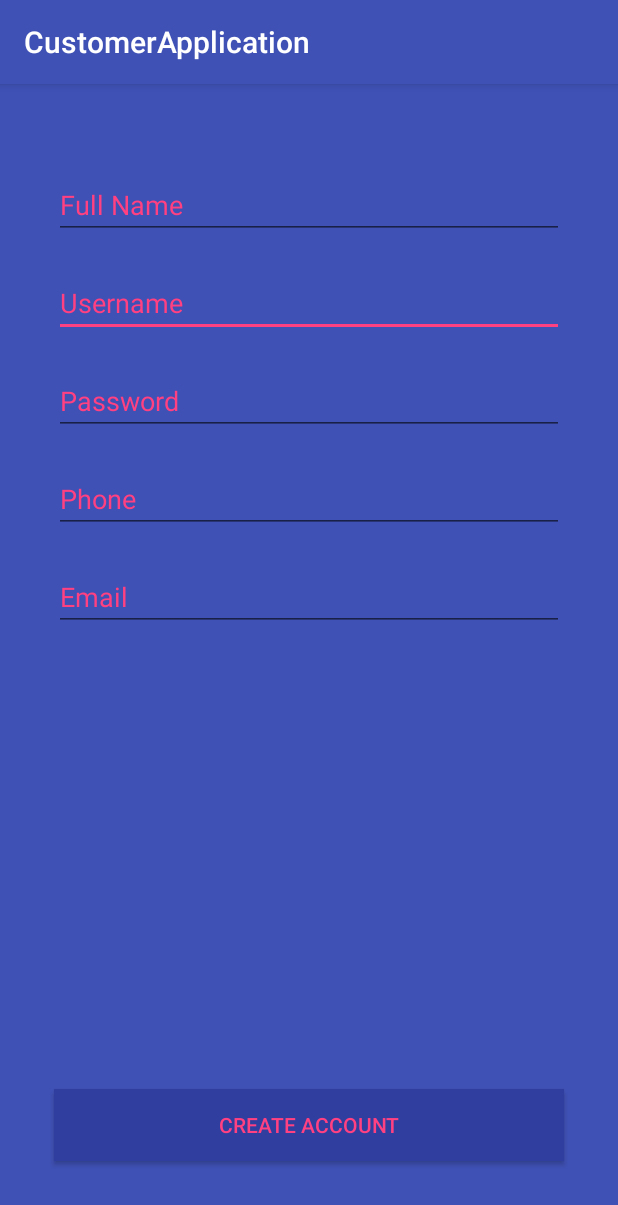
After one commit to Mannik01/CustomerApplication, an Android app: the RegistrationActivity screen opened directly, with no data from a screen before it, on a phone screen of 412 x 824 dp. The commit adds this screen. Shown: the top 1205 px of the screen. Run offline under Robolectric (Android 15) with nearby library versions, the phone set to English and light mode, and no system bars.

Commit message:
added files for user-registration

```diff
--- a/app/build.gradle
+++ b/app/build.gradle
@@ -26,4 +26,5 @@ dependencies {
     })
     compile 'com.android.support:appcompat-v7:25.1.0'
     testCompile 'junit:junit:4.12'
+    compile 'com.android.support.constraint:constraint-layout:1.0.0-beta4'
 }
--- a/app/src/main/java/com/example/mandipsilwal/customerapplication/MainActivity.java
+++ b/app/src/main/java/com/example/mandipsilwal/customerapplication/MainActivity.java
@@ -1,7 +1,10 @@
 package com.example.mandipsilwal.customerapplication;
 
+import android.content.Intent;
 import android.support.v7.app.AppCompatActivity;
 import android.os.Bundle;
+import android.view.View;
+import android.widget.Button;
 
 public class MainActivity extends AppCompatActivity {
 
@@ -9,5 +12,16 @@ public class MainActivity extends AppCompatActivity {
     protected void onCreate(Bundle savedInstanceState) {
         super.onCreate(savedInstanceState);
         setContentView(R.layout.activity_main);
+
+
+        Button button = (Button) findViewById(R.id.button);
+
+        button.setOnClickListener(new View.OnClickListener() {
+            @Override
+            public void onClick(View v) {
+                startActivity(new Intent(MainActivity.this, RegistrationActivity.class));
+            }
+        });
+
     }
 }
--- /dev/null
+++ b/app/src/main/java/com/example/mandipsilwal/customerapplication/RegistrationActivity.java
@@ -0,0 +1,13 @@
+package com.example.mandipsilwal.customerapplication;
+
+import android.support.v7.app.AppCompatActivity;
+import android.os.Bundle;
+
+public class RegistrationActivity extends AppCompatActivity {
+
+    @Override
+    protected void onCreate(Bundle savedInstanceState) {
+        super.onCreate(savedInstanceState);
+        setContentView(R.layout.activity_registration);
+    }
+}
--- /dev/null
+++ b/app/src/main/res/drawable/edit_text.xml
@@ -0,0 +1,18 @@
+<?xml version="1.0" encoding="utf-8"?>
+<shape xmlns:android="http://schemas.android.com/apk/res/android"
+    android:thickness="0dp"
+    android:shape="rectangle">
+    <stroke android:width="3dp"
+        android:color="#4799E8"/>
+    <corners android:radius="50dp" />
+
+    <gradient
+        android:angle="135"
+        android:centerX="0%"
+        android:centerColor="#17E0FF"
+        android:startColor="#E8E8E8"
+        android:endColor="#324A7A"
+        android:type="linear"
+        />
+
+</shape>
--- /dev/null
+++ b/app/src/main/res/layout-sw320dp/activity_registration.xml
@@ -0,0 +1,102 @@
+<?xml version="1.0" encoding="utf-8"?>
+<RelativeLayout xmlns:android="http://schemas.android.com/apk/res/android"
+    xmlns:tools="http://schemas.android.com/tools"
+    android:id="@+id/activity_registration"
+    android:layout_width="match_parent"
+    android:layout_height="match_parent"
+    android:paddingBottom="@dimen/activity_vertical_margin"
+    android:paddingLeft="@dimen/activity_horizontal_margin"
+    android:paddingRight="@dimen/activity_horizontal_margin"
+    android:paddingTop="@dimen/activity_vertical_margin"
+    android:background="@color/colorPrimary"
+    tools:context="com.example.mandipsilwal.customerapplication.RegistrationActivity">
+
+    <EditText
+        android:layout_width="wrap_content"
+        android:layout_height="wrap_content"
+        android:inputType="textPersonName"
+        android:ems="10"
+        android:hint="Username"
+        android:textColorHint="@color/colorAccent"
+        android:layout_below="@+id/editText3"
+        android:layout_alignLeft="@+id/editText3"
+        android:layout_alignStart="@+id/editText3"
+        android:layout_marginTop="20dp"
+        android:id="@+id/editText4"
+        android:layout_alignRight="@+id/editText3"
+        android:layout_alignEnd="@+id/editText3" />
+
+    <EditText
+        android:layout_width="wrap_content"
+        android:layout_height="wrap_content"
+        android:inputType="textPersonName"
+        android:hint="Password"
+        android:ems="10"
+        android:textColorHint="@color/colorAccent"
+        android:layout_marginTop="20dp"
+        android:id="@+id/editText5"
+        android:layout_below="@+id/editText4"
+        android:layout_alignLeft="@+id/editText4"
+        android:layout_alignStart="@+id/editText4"
+        android:layout_alignRight="@+id/editText4"
+        android:layout_alignEnd="@+id/editText4" />
+
+    <EditText
+        android:layout_width="wrap_content"
+        android:layout_height="wrap_content"
+        android:inputType="textPersonName"
+        android:hint="Phone"
+        android:ems="10"
+        android:textColorHint="@color/colorAccent"
+        android:layout_below="@+id/editText5"
+        android:layout_alignLeft="@+id/editText5"
+        android:layout_alignStart="@+id/editText5"
+        android:layout_marginTop="20dp"
+        android:id="@+id/editText6"
+        android:layout_alignRight="@+id/editText5"
+        android:layout_alignEnd="@+id/editText5" />
+
+    <EditText
+        android:layout_width="wrap_content"
+        android:layout_height="wrap_content"
+        android:inputType="textPersonName"
+        android:hint="Email"
+        android:ems="10"
+        android:layout_marginTop="20dp"
+        android:textColorHint="@color/colorAccent"
+        android:id="@+id/editText7"
+        android:layout_below="@+id/editText6"
+        android:layout_alignLeft="@+id/editText6"
+        android:layout_alignStart="@+id/editText6"
+        android:layout_alignRight="@+id/editText6"
+        android:layout_alignEnd="@+id/editText6" />
+
+    <Button
+        android:text="CREATE ACCOUNT"
+        android:layout_width="wrap_content"
+        android:layout_height="wrap_content"
+        android:background="@color/colorPrimaryDark"
+        android:textColor="@color/colorAccent"
+        android:id="@+id/create_account"
+        android:layout_marginBottom="34dp"
+        android:layout_alignParentBottom="true"
+        android:layout_alignLeft="@+id/editText7"
+        android:layout_alignStart="@+id/editText7"
+        android:layout_alignRight="@+id/editText7"
+        android:layout_alignEnd="@+id/editText7" />
+
+    <EditText
+        android:layout_width="match_parent"
+        android:layout_height="wrap_content"
+        android:inputType="textPersonName"
+        android:ems="10"
+        android:textColorHint="@color/colorAccent"
+        android:layout_marginTop="42dp"
+        android:layout_marginLeft="20dp"
+        android:layout_marginRight="20dp"
+        android:id="@+id/editText3"
+        android:hint="Full Name"
+        android:layout_alignParentTop="true"
+        android:layout_centerHorizontal="true" />
+
+</RelativeLayout>
--- /dev/null
+++ b/app/src/main/res/layout-sw480dp/activity_registration.xml
@@ -0,0 +1,102 @@
+<?xml version="1.0" encoding="utf-8"?>
+<RelativeLayout xmlns:android="http://schemas.android.com/apk/res/android"
+    xmlns:tools="http://schemas.android.com/tools"
+    android:id="@+id/activity_registration"
+    android:layout_width="match_parent"
+    android:layout_height="match_parent"
+    android:paddingBottom="@dimen/activity_vertical_margin"
+    android:paddingLeft="@dimen/activity_horizontal_margin"
+    android:paddingRight="@dimen/activity_horizontal_margin"
+    android:paddingTop="@dimen/activity_vertical_margin"
+    android:background="@color/colorPrimary"
+    tools:context="com.example.mandipsilwal.customerapplication.RegistrationActivity">
+
+    <EditText
+        android:layout_width="match_parent"
+        android:layout_height="wrap_content"
+        android:inputType="textPersonName"
+        android:ems="10"
+        android:hint="Username"
+        android:textColorHint="@color/colorAccent"
+        android:layout_below="@+id/editText3"
+        android:layout_alignLeft="@+id/editText3"
+        android:layout_alignStart="@+id/editText3"
+        android:layout_marginTop="40dp"
+        android:id="@+id/editText4"
+        android:layout_alignRight="@+id/editText3"
+        android:layout_alignEnd="@+id/editText3" />
+
+    <EditText
+        android:layout_width="match_parent"
+        android:layout_height="wrap_content"
+        android:inputType="textPersonName"
+        android:hint="Password"
+        android:ems="10"
+        android:layout_marginTop="40dp"
+        android:textColorHint="@color/colorAccent"
+        android:id="@+id/editText5"
+        android:layout_below="@+id/editText4"
+        android:layout_alignLeft="@+id/editText4"
+        android:layout_alignStart="@+id/editText4"
+        android:layout_alignRight="@+id/editText4"
+        android:layout_alignEnd="@+id/editText4" />
+
+    <EditText
+        android:layout_width="match_parent"
+        android:layout_height="wrap_content"
+        android:inputType="textPersonName"
+        android:hint="Phone"
+        android:ems="10"
+        android:textColorHint="@color/colorAccent"
+        android:layout_below="@+id/editText5"
+        android:layout_alignLeft="@+id/editText5"
+        android:layout_alignStart="@+id/editText5"
+        android:layout_marginTop="40dp"
+        android:id="@+id/editText6"
+        android:layout_alignRight="@+id/editText5"
+        android:layout_alignEnd="@+id/editText5" />
+
+    <EditText
+        android:layout_width="match_parent"
+        android:layout_height="wrap_content"
+        android:inputType="textPersonName"
+        android:hint="Email"
+        android:ems="10"
+        android:textColorHint="@color/colorAccent"
+        android:layout_marginTop="40dp"
+        android:id="@+id/editText7"
+        android:layout_below="@+id/editText6"
+        android:layout_alignLeft="@+id/editText6"
+        android:layout_alignStart="@+id/editText6"
+        android:layout_alignRight="@+id/editText6"
+        android:layout_alignEnd="@+id/editText6" />
+
+    <Button
+        android:text="CREATE ACCOUNT"
+        android:layout_width="match_parent"
+        android:layout_height="wrap_content"
+        android:background="@color/colorPrimaryDark"
+        android:textColor="@color/colorAccent"
+        android:id="@+id/create_account"
+        android:layout_marginBottom="97dp"
+        android:layout_alignParentBottom="true"
+        android:layout_alignLeft="@+id/editText7"
+        android:layout_alignStart="@+id/editText7"
+        android:layout_alignRight="@+id/editText7"
+        android:layout_alignEnd="@+id/editText7" />
+
+    <EditText
+        android:layout_width="match_parent"
+        android:layout_height="wrap_content"
+        android:inputType="textPersonName"
+        android:ems="10"
+        android:textColorHint="@color/colorAccent"
+        android:layout_marginTop="137dp"
+        android:layout_marginRight="30dp"
+        android:layout_marginLeft="30dp"
+        android:id="@+id/editText3"
+        android:hint="Full Name"
+        android:layout_alignParentTop="true"
+        android:layout_centerHorizontal="true" />
+
+</RelativeLayout>
--- /dev/null
+++ b/app/src/main/res/layout-sw600dp/activity_registration.xml
@@ -0,0 +1,101 @@
+<?xml version="1.0" encoding="utf-8"?>
+<RelativeLayout xmlns:android="http://schemas.android.com/apk/res/android"
+    xmlns:tools="http://schemas.android.com/tools"
+    android:id="@+id/activity_registration"
+    android:layout_width="match_parent"
+    android:layout_height="match_parent"
+    android:paddingBottom="@dimen/activity_vertical_margin"
+    android:paddingLeft="@dimen/activity_horizontal_margin"
+    android:paddingRight="@dimen/activity_horizontal_margin"
+    android:paddingTop="@dimen/activity_vertical_margin"
+    android:background="@color/colorPrimary"
+    tools:context="com.example.mandipsilwal.customerapplication.RegistrationActivity">
+
+    <EditText
+        android:layout_width="match_parent"
+        android:layout_height="wrap_content"
+        android:inputType="textPersonName"
+        android:ems="10"
+        android:hint="Username"
+        android:textColorHint="@color/colorAccent"
+        android:layout_below="@+id/editText3"
+        android:layout_alignLeft="@+id/editText3"
+        android:layout_alignStart="@+id/editText3"
+        android:layout_marginTop="65dp"
+        android:id="@+id/editText4"
+        android:layout_alignRight="@+id/editText3"
+        android:layout_alignEnd="@+id/editText3" />
+
+    <EditText
+        android:layout_width="match_parent"
+        android:layout_height="wrap_content"
+        android:inputType="textPersonName"
+        android:hint="Password"
+        android:ems="10"
+        android:layout_marginTop="65dp"
+        android:textColorHint="@color/colorAccent"
+        android:id="@+id/editText5"
+        android:layout_below="@+id/editText4"
+        android:layout_alignLeft="@+id/editText4"
+        android:layout_alignStart="@+id/editText4"
+        android:layout_alignRight="@+id/editText4"
+        android:layout_alignEnd="@+id/editText4" />
+
+    <EditText
+        android:layout_width="match_parent"
+        android:layout_height="wrap_content"
+        android:inputType="textPersonName"
+        android:hint="Phone"
+        android:ems="10"
+        android:layout_below="@+id/editText5"
+        android:layout_alignLeft="@+id/editText5"
+        android:layout_alignStart="@+id/editText5"
+        android:layout_marginTop="65dp"
+        android:textColorHint="@color/colorAccent"
+        android:id="@+id/editText6"
+        android:layout_alignRight="@+id/editText5"
+        android:layout_alignEnd="@+id/editText5" />
+
+    <EditText
+        android:layout_width="match_parent"
+        android:layout_height="wrap_content"
+        android:inputType="textPersonName"
+        android:hint="Email"
+        android:ems="10"
+        android:layout_marginTop="65dp"
+        android:textColorHint="@color/colorAccent"
+        android:id="@+id/editText7"
+        android:layout_below="@+id/editText6"
+        android:layout_alignLeft="@+id/editText6"
+        android:layout_alignStart="@+id/editText6"
+        android:layout_alignRight="@+id/editText6"
+        android:layout_alignEnd="@+id/editText6" />
+
+    <EditText
+        android:layout_width="match_parent"
+        android:layout_height="wrap_content"
+        android:inputType="textPersonName"
+        android:ems="10"
+        android:layout_marginTop="65dp"
+        android:id="@+id/editText3"
+        android:hint="Full Name"
+        android:textColorHint="@color/colorAccent"
+        android:layout_alignParentTop="true"
+        android:layout_centerHorizontal="true"
+        android:layout_marginLeft="50dp"
+        android:layout_marginRight="50dp"/>
+
+    <Button
+        android:text="CREATE ACCOUNT"
+        android:layout_width="match_parent"
+        android:layout_height="wrap_content"
+        android:background="@color/colorPrimaryDark"
+        android:textColor="@color/colorAccent"
+        android:id="@+id/create_account"
+        android:layout_marginBottom="80dp"
+        android:layout_alignParentBottom="true"
+        android:layout_alignLeft="@+id/editText7"
+        android:layout_alignStart="@+id/editText7"
+        android:layout_marginRight="50dp"/>
+
+</RelativeLayout>
--- /dev/null
+++ b/app/src/main/res/layout-sw720dp/activity_registration.xml
@@ -0,0 +1,123 @@
+<?xml version="1.0" encoding="utf-8"?>
+<android.support.constraint.ConstraintLayout xmlns:android="http://schemas.android.com/apk/res/android"
+    xmlns:app="http://schemas.android.com/apk/res-auto"
+    xmlns:tools="http://schemas.android.com/tools"
+    android:id="@+id/activity_registration"
+    android:layout_width="match_parent"
+    android:layout_height="match_parent"
+    android:background="@color/colorPrimary"
+    tools:context="com.example.mandipsilwal.customerapplication.RegistrationActivity">
+
+    <EditText
+        android:layout_width="0dp"
+        android:layout_height="wrap_content"
+        android:inputType="textPersonName"
+        android:ems="10"
+        android:hint="Username"
+        android:textColorHint="@color/colorAccent"
+        android:id="@+id/editText4"
+        app:layout_constraintVertical_weight="1.0"
+        app:layout_constraintBottom_toTopOf="@+id/editText5"
+        app:layout_constraintTop_toBottomOf="@+id/editText3"
+        app:layout_constraintLeft_toLeftOf="@+id/guideline6"
+        app:layout_constraintRight_toLeftOf="@+id/guideline7"
+        android:layout_marginEnd="8dp"
+        android:layout_marginRight="8dp" />
+
+    <EditText
+        android:layout_width="0dp"
+        android:layout_height="wrap_content"
+        android:inputType="textPersonName"
+        android:hint="Password"
+        android:ems="10"
+        android:textColorHint="@color/colorAccent"
+        android:id="@+id/editText5"
+        app:layout_constraintVertical_weight="1.0"
+        app:layout_constraintTop_toBottomOf="@+id/editText4"
+        app:layout_constraintBottom_toTopOf="@+id/editText6"
+        app:layout_constraintLeft_toLeftOf="@+id/guideline6"
+        app:layout_constraintRight_toLeftOf="@+id/guideline7"
+        android:layout_marginEnd="8dp"
+        android:layout_marginRight="8dp" />
+
+    <EditText
+        android:layout_width="0dp"
+        android:layout_height="wrap_content"
+        android:inputType="textPersonName"
+        android:hint="Phone"
+        android:ems="10"
+        app:layout_constraintVertical_weight="1.0"
+        android:textColorHint="@color/colorAccent"
+        android:id="@+id/editText6"
+        tools:layout_editor_absoluteY="632dp"
+        app:layout_constraintRight_toLeftOf="@+id/guideline7"
+        android:layout_marginEnd="8dp"
+        android:layout_marginRight="8dp"
+        app:layout_constraintLeft_toLeftOf="@+id/guideline6" />
+
+    <EditText
+        android:layout_width="0dp"
+        android:layout_height="wrap_content"
+        android:inputType="textPersonName"
+        android:hint="Email"
+        android:ems="10"
+        app:layout_constraintVertical_weight="1.0"
+        android:textColorHint="@color/colorAccent"
+        android:id="@+id/editText7"
+        app:layout_constraintTop_toBottomOf="@+id/editText6"
+        app:layout_constraintBottom_toTopOf="@+id/create_account"
+        app:layout_constraintLeft_toLeftOf="@+id/guideline6"
+        app:layout_constraintRight_toLeftOf="@+id/guideline7"
+        android:layout_marginEnd="8dp"
+        android:layout_marginRight="8dp" />
+
+    <EditText
+        android:layout_width="0dp"
+        android:layout_height="wrap_content"
+        android:inputType="textPersonName"
+        android:ems="10"
+        app:layout_constraintVertical_weight="1.0"
+        android:id="@+id/editText3"
+        android:hint="Full Name"
+        android:textColorHint="@color/colorAccent"
+        app:layout_constraintBottom_toTopOf="@+id/editText4"
+        app:layout_constraintTop_toTopOf="parent"
+        app:layout_constraintLeft_toLeftOf="@+id/guideline6"
+        app:layout_constraintRight_toLeftOf="@+id/guideline7"
+        android:layout_marginEnd="8dp"
+        android:layout_marginRight="8dp" />
+
+    <Button
+        android:text="CREATE ACCOUNT"
+        android:layout_width="0dp"
+        android:layout_height="wrap_content"
+        android:background="@color/colorPrimaryDark"
+        android:textColor="@color/colorAccent"
+        android:id="@+id/create_account"
+        app:layout_constraintVertical_weight="0.5"
+        app:layout_constraintBottom_toBottomOf="parent"
+        app:layout_constraintTop_toBottomOf="@+id/editText7"
+        app:layout_constraintLeft_toLeftOf="@+id/guideline6"
+        app:layout_constraintRight_toLeftOf="@+id/guideline7"
+        android:layout_marginEnd="8dp"
+        android:layout_marginRight="8dp" />
+
+    <android.support.constraint.Guideline
+        android:layout_width="wrap_content"
+        android:layout_height="wrap_content"
+        android:id="@+id/guideline6"
+        app:layout_constraintGuide_percent="0.1"
+        android:orientation="vertical"
+        tools:layout_editor_absoluteY="0dp"
+        tools:layout_editor_absoluteX="80dp" />
+
+    <android.support.constraint.Guideline
+        android:layout_width="wrap_content"
+        android:layout_height="wrap_content"
+        android:id="@+id/guideline7"
+        app:layout_constraintGuide_percent="0.9"
+        android:orientation="vertical"
+        tools:layout_editor_absoluteY="0dp"
+        tools:layout_editor_absoluteX="720dp" />
+
+</android.support.constraint.ConstraintLayout>
--- a/app/src/main/res/layout/activity_main.xml
+++ b/app/src/main/res/layout/activity_main.xml
@@ -1,18 +1,45 @@
 <?xml version="1.0" encoding="utf-8"?>
-<RelativeLayout
-    xmlns:android="http://schemas.android.com/apk/res/android"
+<RelativeLayout xmlns:android="http://schemas.android.com/apk/res/android"
+    xmlns:app="http://schemas.android.com/apk/res-auto"
     xmlns:tools="http://schemas.android.com/tools"
     android:id="@+id/activity_main"
     android:layout_width="match_parent"
     android:layout_height="match_parent"
-    android:paddingLeft="@dimen/activity_horizontal_margin"
-    android:paddingRight="@dimen/activity_horizontal_margin"
-    android:paddingTop="@dimen/activity_vertical_margin"
-    android:paddingBottom="@dimen/activity_vertical_margin"
+    android:background="#fcfdff"
     tools:context="com.example.mandipsilwal.customerapplication.MainActivity">
 
-    <TextView
+
+    <EditText
         android:layout_width="wrap_content"
         android:layout_height="wrap_content"
-        android:text="Hello World!" />
+        android:inputType="textPersonName"
+        android:ems="10"
+        android:layout_alignParentTop="true"
+        android:layout_centerHorizontal="true"
+        android:layout_marginTop="158dp"
+        android:id="@+id/editText"
+        android:gravity="center"
+        android:drawableLeft="@mipmap/ic_email_black_24dp"
+        android:hint="email" />
+
+    <EditText
+        android:layout_width="wrap_content"
+        android:layout_height="wrap_content"
+        android:inputType="textPersonName"
+        android:text="Name"
+        android:ems="10"
+        android:layout_below="@+id/editText"
+        android:layout_alignLeft="@+id/editText"
+        android:layout_alignStart="@+id/editText"
+        android:layout_marginTop="49dp"
+        android:id="@+id/editText2" />
+
+    <Button
+        android:text="Button"
+        android:layout_width="wrap_content"
+        android:layout_height="wrap_content"
+        android:layout_alignParentBottom="true"
+        android:layout_centerHorizontal="true"
+        android:layout_marginBottom="72dp"
+        android:id="@+id/button" />
 </RelativeLayout>
--- /dev/null
+++ b/app/src/main/res/layout/activity_registration.xml
@@ -0,0 +1,95 @@
+<?xml version="1.0" encoding="utf-8"?>
+<RelativeLayout xmlns:android="http://schemas.android.com/apk/res/android"
+    xmlns:tools="http://schemas.android.com/tools"
+    android:id="@+id/activity_registration"
+    android:layout_width="match_parent"
+    android:layout_height="match_parent"
+    android:paddingBottom="@dimen/activity_vertical_margin"
+    android:paddingLeft="@dimen/activity_horizontal_margin"
+    android:paddingRight="@dimen/activity_horizontal_margin"
+    android:paddingTop="@dimen/activity_vertical_margin"
+    android:background="@color/colorPrimary"
+    tools:context="com.example.mandipsilwal.customerapplication.RegistrationActivity">
+
+    <EditText
+        android:layout_width="wrap_content"
+        android:layout_height="wrap_content"
+        android:inputType="textPersonName"
+        android:ems="10"
+        android:hint="Username"
+        android:textColorHint="@color/colorAccent"
+        android:layout_below="@+id/editText3"
+        android:layout_alignLeft="@+id/editText3"
+        android:layout_alignStart="@+id/editText3"
+        android:layout_marginTop="20dp"
+        android:id="@+id/editText4" />
+
+    <EditText
+        android:layout_width="wrap_content"
+        android:layout_height="wrap_content"
+        android:inputType="textPersonName"
+        android:hint="Password"
+        android:ems="10"
+        android:textColorHint="@color/colorAccent"
+        android:layout_marginTop="20dp"
+        android:id="@+id/editText5"
+        android:layout_below="@+id/editText4"
+        android:layout_alignLeft="@+id/editText4"
+        android:layout_alignStart="@+id/editText4" />
+
+    <EditText
+        android:layout_width="wrap_content"
+        android:layout_height="wrap_content"
+        android:inputType="textPersonName"
+        android:hint="Phone"
+        android:ems="10"
+        android:textColorHint="@color/colorAccent"
+        android:layout_below="@+id/editText5"
+        android:layout_alignLeft="@+id/editText5"
+        android:layout_alignStart="@+id/editText5"
+        android:layout_marginTop="20dp"
+        android:id="@+id/editText6" />
+
+    <EditText
+        android:layout_width="wrap_content"
+        android:layout_height="wrap_content"
+        android:inputType="textPersonName"
+        android:ems="10"
+        android:layout_marginLeft="53dp"
+        android:layout_marginStart="53dp"
+        android:layout_marginTop="42dp"
+        android:id="@+id/editText3"
+        android:hint="Full Name"
+        android:textColorHint="@color/colorAccent"
+        android:layout_alignParentTop="true"
+        android:layout_alignParentLeft="true"
+        android:layout_alignParentStart="true" />
+
+    <EditText
+        android:layout_width="wrap_content"
+        android:layout_height="wrap_content"
+        android:inputType="textPersonName"
+        android:hint="Email"
+        android:ems="10"
+        android:textColorHint="@color/colorAccent"
+        android:layout_marginTop="20dp"
+        android:id="@+id/editText7"
+        android:layout_below="@+id/editText6"
+        android:layout_alignLeft="@+id/editText6"
+        android:layout_alignStart="@+id/editText6" />
+
+    <Button
+        android:text="CREATE ACCOUNT"
+        android:layout_width="wrap_content"
+        android:layout_height="wrap_content"
+        android:background="@color/colorPrimaryDark"
+        android:textColor="@color/colorAccent"
+        android:id="@+id/create_account"
+        android:layout_alignParentBottom="true"
+        android:layout_alignLeft="@+id/editText7"
+        android:layout_alignStart="@+id/editText7"
+        android:layout_marginBottom="34dp"
+        android:layout_alignRight="@+id/editText7"
+        android:layout_alignEnd="@+id/editText7" />
+
+</RelativeLayout>
```
Also changed, not shown: app/src/main/AndroidManifest.xml (+4 -3 lines), app/src/main/res/mipmap-hdpi/ic_email_black_24dp.png (added), app/src/main/res/mipmap-mdpi/ic_email_black_24dp.png (added), app/src/main/res/mipmap-xhdpi/ic_email_black_24dp.png (added), app/src/main/res/mipmap-xxhdpi/ic_email_black_24dp.png (added), app/src/main/res/mipmap-xxxhdpi/ic_email_black_24dp.png (added).
